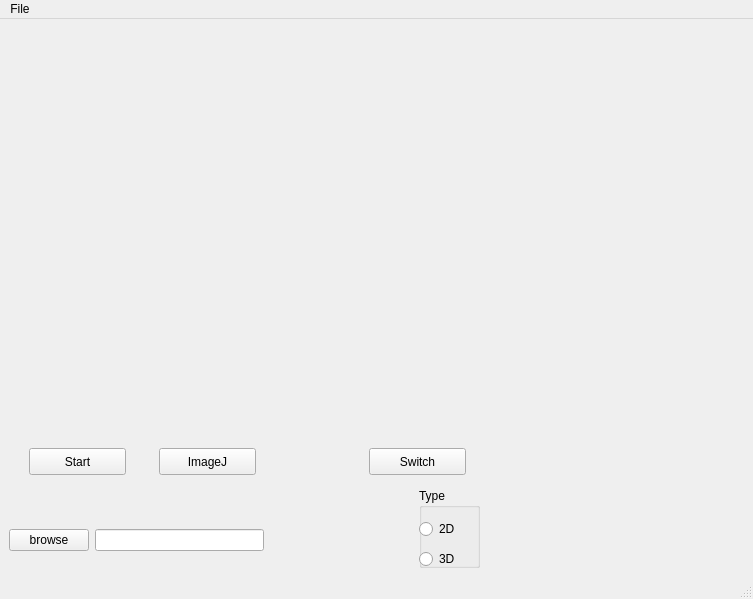
Qt form front_window.ui (bernardokyotoku/oct) before a commit.
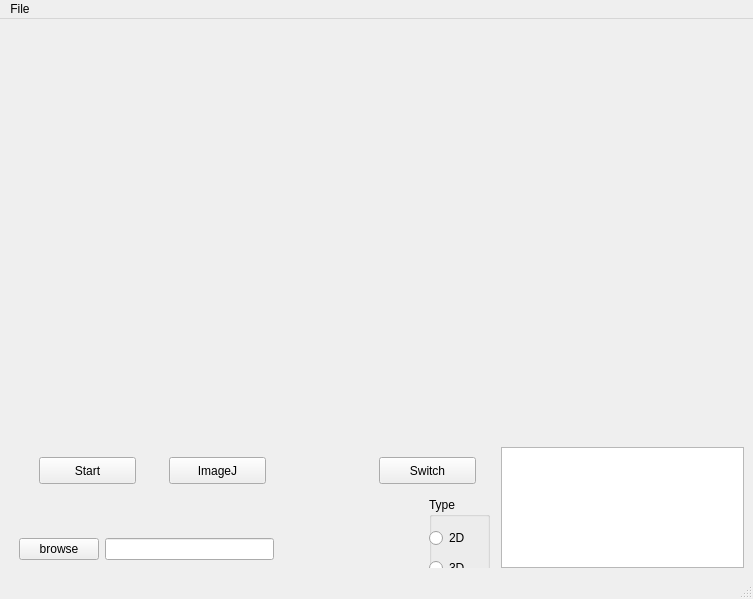
The same form after that commit.

Commit message: added line drawing in camera

What changed in the file:
```diff
--- a/front_window.ui
+++ b/front_window.ui
@@ -39,13 +39,7 @@
        <property name="spacing">
         <number>0</number>
        </property>
-       <property name="topMargin">
-        <number>0</number>
-       </property>
-       <property name="rightMargin">
-        <number>0</number>
-       </property>
-       <property name="bottomMargin">
+       <property name="margin">
         <number>0</number>
        </property>
        <item>
@@ -58,10 +52,10 @@
          </property>
          <layout class="QHBoxLayout" name="horizontalLayout_2">
           <property name="spacing">
-           <number>0</number>
+           <number>6</number>
           </property>
           <property name="margin">
-           <number>0</number>
+           <number>9</number>
           </property>
           <item>
            <widget class="QWidget" name="tomography" native="true">
@@ -112,15 +106,9 @@
               <verstretch>0</verstretch>
              </sizepolicy>
             </property>
+            <layout class="QHBoxLayout" name="horizontalLayout_5">
+             <item>
             <widget class="QWidget" name="widget_6" native="true">
-             <property name="geometry">
-              <rect>
-               <x>-10</x>
-               <y>0</y>
-               <width>496</width>
-               <height>138</height>
-              </rect>
-             </property>
              <property name="sizePolicy">
               <sizepolicy hsizetype="Preferred" vsizetype="Preferred">
                <horstretch>2</horstretch>
@@ -165,6 +153,9 @@
               <property name="title">
                <string>Type</string>
               </property>
+                <property name="checkable">
+                 <bool>false</bool>
+                </property>
               <widget class="QRadioButton" name="d2">
                <property name="geometry">
                 <rect>
@@ -228,6 +219,21 @@
               </property>
              </widget>
             </widget>
+             </item>
+             <item>
+              <widget class="QGraphicsView" name="camera">
+               <property name="sizePolicy">
+                <sizepolicy hsizetype="Expanding" vsizetype="Expanding">
+                 <horstretch>1</horstretch>
+                 <verstretch>0</verstretch>
+                </sizepolicy>
+               </property>
+              </widget>
+             </item>
+            </layout>
+            <zorder>widget_6</zorder>
+            <zorder>widget_4</zorder>
+            <zorder>camera</zorder>
            </widget>
           </item>
          </layout>
```
Left out of the diff: 4 changed lines with no effect on the pictures. Lines whose indentation alone changed are shown as unchanged. The commit also changes 1 other file.
